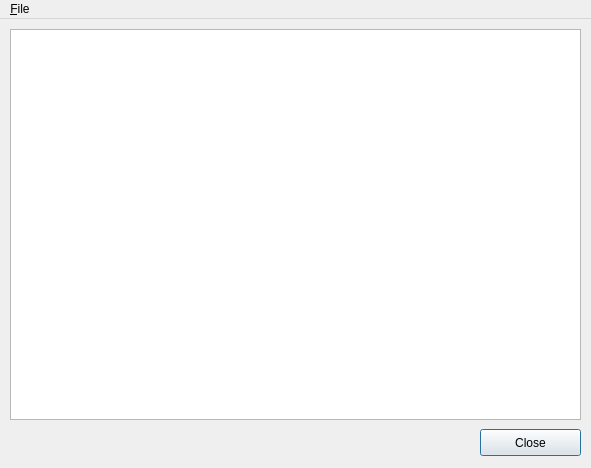
SmirnoffYM/AI-simulator, file mainwindow.ui: the form before one commit.
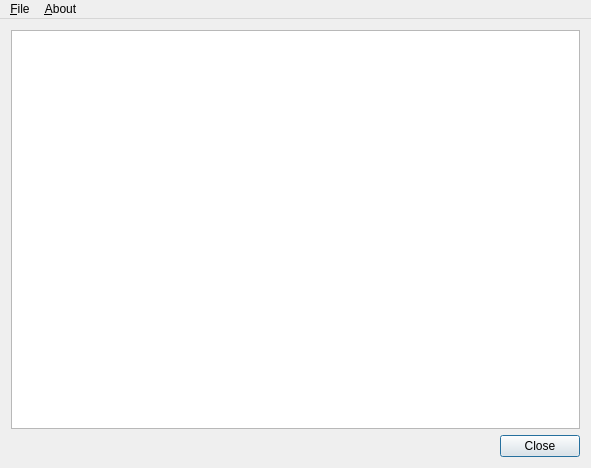
The form after the commit.

```diff
--- a/mainwindow.ui
+++ b/mainwindow.ui
@@ -14,15 +14,25 @@
    <string>AI simulator</string>
   </property>
   <widget class="QWidget" name="centralWidget">
+   <layout class="QGridLayout" name="gridLayout">
+    <item row="0" column="0" colspan="2">
+     <widget class="QGraphicsView" name="graphicsView"/>
+    </item>
+    <item row="1" column="0">
+     <spacer name="horizontalSpacer">
+      <property name="orientation">
+       <enum>Qt::Horizontal</enum>
+      </property>
+      <property name="sizeHint" stdset="0">
+       <size>
+        <width>479</width>
+        <height>20</height>
+       </size>
+      </property>
+     </spacer>
+    </item>
+    <item row="1" column="1">
    <widget class="QPushButton" name="closePushButton">
-    <property name="geometry">
-     <rect>
-      <x>480</x>
-      <y>410</y>
-      <width>101</width>
-      <height>27</height>
-     </rect>
-    </property>
     <property name="text">
      <string>Close</string>
     </property>
@@ -33,16 +43,8 @@
      <bool>true</bool>
     </property>
    </widget>
-   <widget class="QGraphicsView" name="graphicsView">
-    <property name="geometry">
-     <rect>
-      <x>10</x>
-      <y>10</y>
-      <width>571</width>
-      <height>391</height>
-     </rect>
-    </property>
-   </widget>
+    </item>
+   </layout>
   </widget>
   <widget class="QMenuBar" name="menuBar">
    <property name="geometry">
@@ -61,7 +63,14 @@
     <addaction name="separator"/>
     <addaction name="action_Exit"/>
    </widget>
+   <widget class="QMenu" name="menu_About">
+    <property name="title">
+     <string>&amp;About</string>
+    </property>
+    <addaction name="actionAbout_Program"/>
+   </widget>
    <addaction name="menu_File"/>
+   <addaction name="menu_About"/>
   </widget>
   <action name="action_Open_map">
    <property name="text">
```
Left out of the diff: 5 changed lines with no effect on the pictures. Lines whose indentation alone changed are shown as unchanged.
